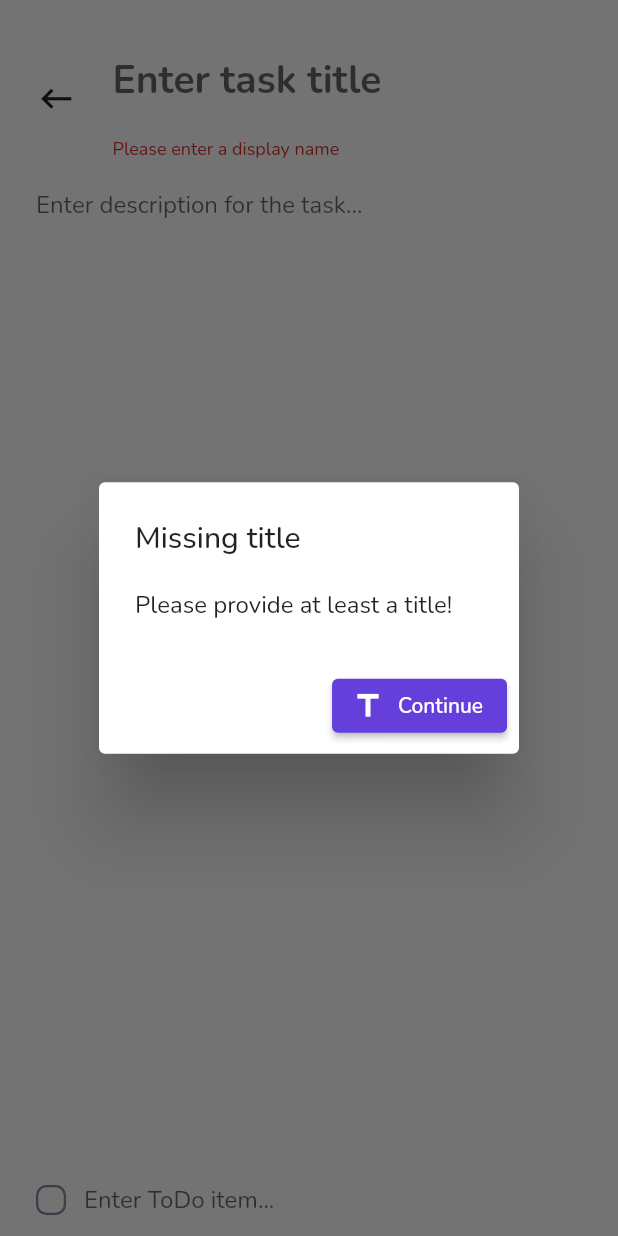
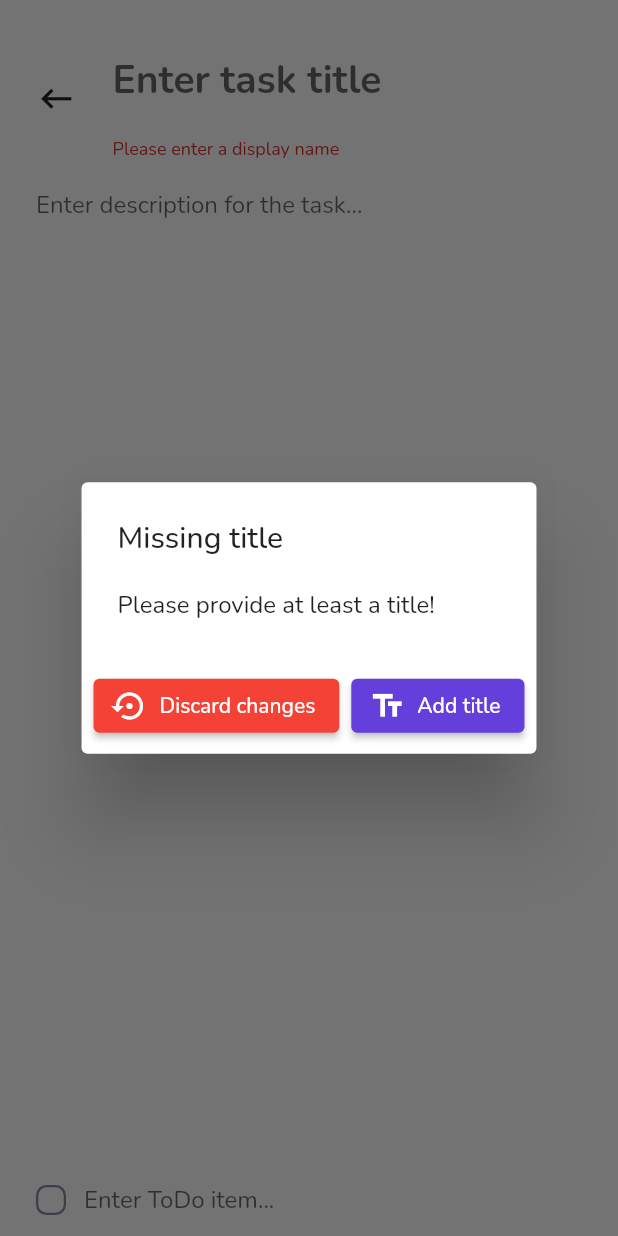
Before and after one commit to Koenigseder/lisp, a Flutter app: the Taskpage screen opened directly, after a tap on the "keyboard backspace" icon, on a phone screen of 412 x 824 dp. Run offline on Flutter 3.47's test engine with Material 2 defaults, Android fonts, the light colour scheme and no system bars; our stand-ins replace cloud_firestore, email_validator, firebase_auth, firebase_core, google_fonts, package_info_plus; accounts and stored records are empty.

Commit message:
Add discard option for tasks

```diff
--- a/lib/screens/taskpage.dart
+++ b/lib/screens/taskpage.dart
@@ -124,11 +124,22 @@ class _TaskpageState extends State<Taskpage> {
           ElevatedButton.icon(
             onPressed: () {
               if (!mounted) return;
+              Navigator.of(context).popUntil((route) => route.isFirst);
+            },
+            icon: const Icon(Icons.settings_backup_restore),
+            label: const Text("Discard changes"),
+            style: ElevatedButton.styleFrom(
+              backgroundColor: Colors.red,
+            ),
+          ),
+          ElevatedButton.icon(
+            onPressed: () {
+              if (!mounted) return;
               Navigator.pop(context);
               _titleFocus.requestFocus();
             },
-            icon: const Icon(Icons.title),
-            label: const Text("Continue"),
+            icon: const Icon(Icons.text_fields),
+            label: const Text("Add title"),
           ),
         ],
       ),
--- a/pubspec.yaml
+++ b/pubspec.yaml
@@ -15,7 +15,7 @@ publish_to: 'none' # Remove this line if you wish to publish to pub.dev
 # In iOS, build-name is used as CFBundleShortVersionString while build-number used as CFBundleVersion.
 # Read more about iOS versioning at
 # https://developer.apple.com/library/archive/documentation/General/Reference/InfoPlistKeyReference/Articles/CoreFoundationKeys.html
-version: 0.4.1+8
+version: 0.4.2+9
 
 environment:
   sdk: ">=2.17.6 <3.0.0"
```
